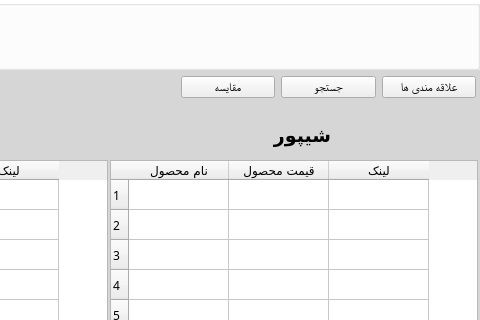
The window that Second-Page.ui (amirmammad/AP4012-project) describes before a commit, drawn with Qt 5; both pictures show x 640 to 1120 and y 0 to 320 of the 1120 by 809 pixel window.
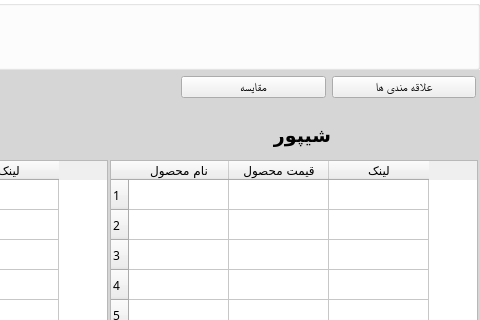
The same window after the commit.

Diff of the .ui file:
```diff
--- a/Second-Page.ui
+++ b/Second-Page.ui
@@ -509,19 +509,7 @@
      </widget>
     </item>
     <item>
-     <widget class="QPushButton" name="pushButton_8">
-      <property name="font">
-       <font>
-        <family>Georgia</family>
-       </font>
-      </property>
-      <property name="text">
-       <string>جستجو</string>
-      </property>
-     </widget>
-    </item>
-    <item>
-     <widget class="QPushButton" name="pushButton_7">
+     <widget class="QPushButton" name="favorites_button">
       <property name="font">
        <font>
         <family>Georgia</family>
```
Left out of the diff: 32 changed lines with no effect on the pictures.
